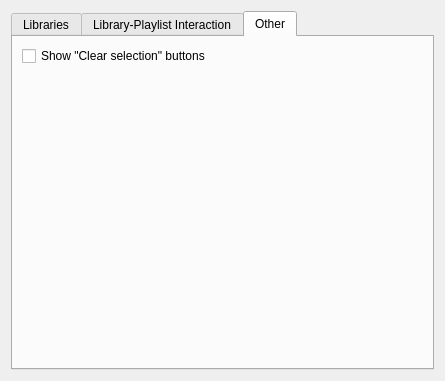
Inferno214221/sayonara-player, file src/Gui/Preferences/Library/GUI_LibraryPreferences.ui: the form before one commit.
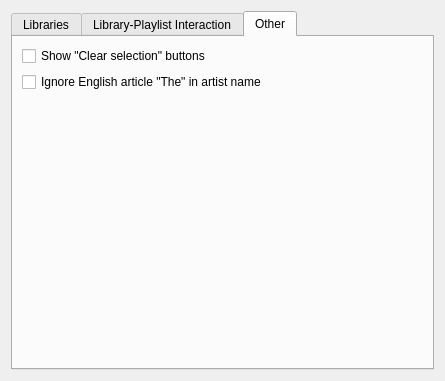
The form after the commit. The open tabs and pages were chosen to show the change.

What changed in the file:
```diff
--- a/src/Gui/Preferences/Library/GUI_LibraryPreferences.ui
+++ b/src/Gui/Preferences/Library/GUI_LibraryPreferences.ui
@@ -203,7 +203,7 @@
          </property>
         </widget>
        </item>
-       <item row="1" column="0">
+       <item row="2" column="0">
         <spacer name="verticalSpacer_5">
          <property name="orientation">
           <enum>Qt::Vertical</enum>
@@ -216,6 +216,13 @@
          </property>
         </spacer>
        </item>
+       <item row="1" column="0">
+        <widget class="QCheckBox" name="cb_ignore_article">
+         <property name="text">
+          <string>Ignore English article &quot;The&quot; in artist name</string>
+         </property>
+        </widget>
+       </item>
       </layout>
      </widget>
     </widget>
```
Left out of the diff: 2 changed lines with no effect on the pictures.
